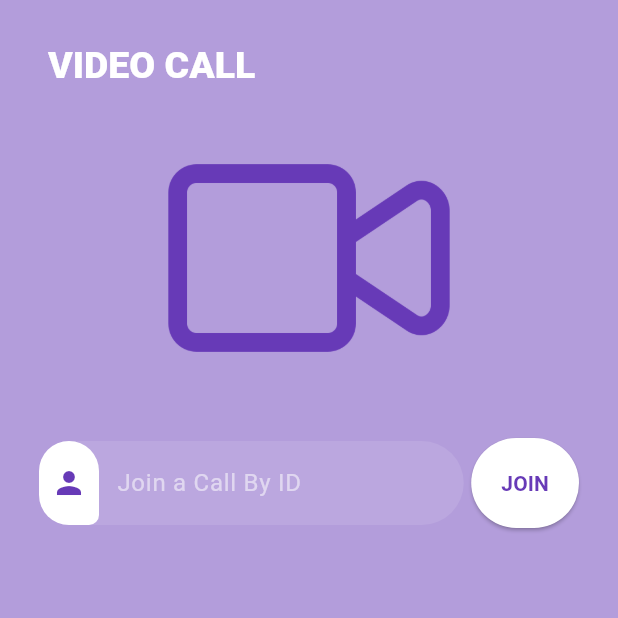
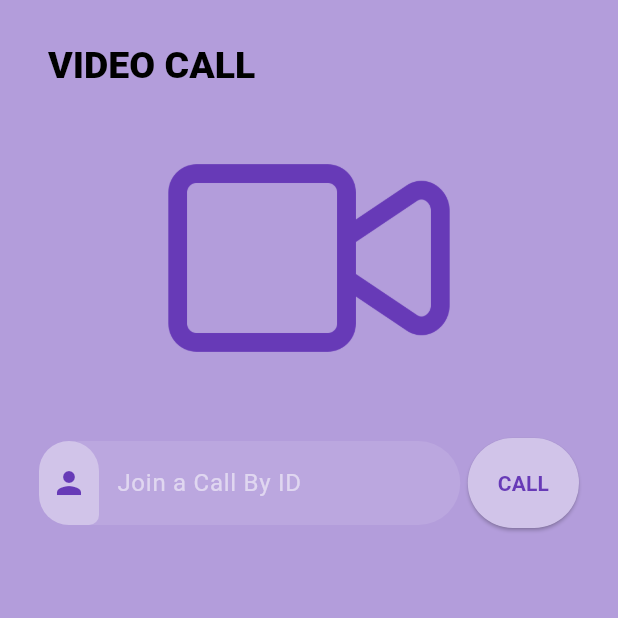
Before and after one commit to Tosin2289/Toster, a Flutter app: the VideocallPage screen opened directly, on a phone screen of 412 x 824 dp, the top half of it. Run offline on Flutter 3.47's test engine with Material 2 defaults, Android fonts, the light colour scheme and no system bars; our stand-ins replace firebase_core; missing offline and left inert: zego_uikit_prebuilt_call, zego_uikit_prebuilt_live_audio_room, zego_uikit_prebuilt_live_streaming, zego_uikit_signaling_plugin, zego_zimkit; accounts and stored records are empty.

Commit message:
seventh commit

```diff
--- a/lib/main.dart
+++ b/lib/main.dart
@@ -25,7 +25,7 @@ class MyApp extends StatelessWidget {
       debugShowCheckedModeBanner: false,
       theme: ThemeData(
         useMaterial3: true,
-        primarySwatch: Colors.green,
+        primarySwatch: Colors.deepPurple,
       ),
       home: Splash(),
     );
--- a/lib/pages/videocall_page.dart
+++ b/lib/pages/videocall_page.dart
@@ -30,7 +30,7 @@ class _VideocallPageState extends State<VideocallPage> {
                 style: const TextStyle(
                     fontSize: 25,
                     fontWeight: FontWeight.w800,
-                    color: Colors.white),
+                    color: Colors.black),
               ),
             ),
             SliverToBoxAdapter(
@@ -60,9 +60,9 @@ class _VideocallPageState extends State<VideocallPage> {
                                     padding: const EdgeInsets.only(
                                         top: 16.0, bottom: 16.0),
                                     margin: const EdgeInsets.only(right: 8.0),
-                                    decoration: const BoxDecoration(
-                                        color: Colors.white,
-                                        borderRadius: BorderRadius.only(
+                                    decoration: BoxDecoration(
+                                        color: Colors.deepPurple.shade100,
+                                        borderRadius: const BorderRadius.only(
                                             topLeft: Radius.circular(30.0),
                                             bottomLeft: Radius.circular(30.0),
                                             topRight: Radius.circular(30.0),
@@ -88,14 +88,14 @@ class _VideocallPageState extends State<VideocallPage> {
                           ),
                           ElevatedButton(
                             style: ElevatedButton.styleFrom(
-                              backgroundColor: Colors.white,
+                              backgroundColor: Colors.deepPurple[100],
                               foregroundColor: Colors.deepPurple,
                               padding: const EdgeInsets.all(20.0),
                               shape: RoundedRectangleBorder(
                                   borderRadius: BorderRadius.circular(30.0)),
                             ),
                             child: Text(
-                              "Join".toUpperCase(),
+                              "Call".toUpperCase(),
                               style:
                                   const TextStyle(fontWeight: FontWeight.bold),
                             ),
```
Also changed, not shown: lib/componets/bottom_nav_bar.dart (+5 -5 lines), lib/pages/chatpage.dart (+17 -23 lines), lib/pages/streampage.dart (+6 -6 lines), lib/pages/voicecall_page.dart (+5 -5 lines).
